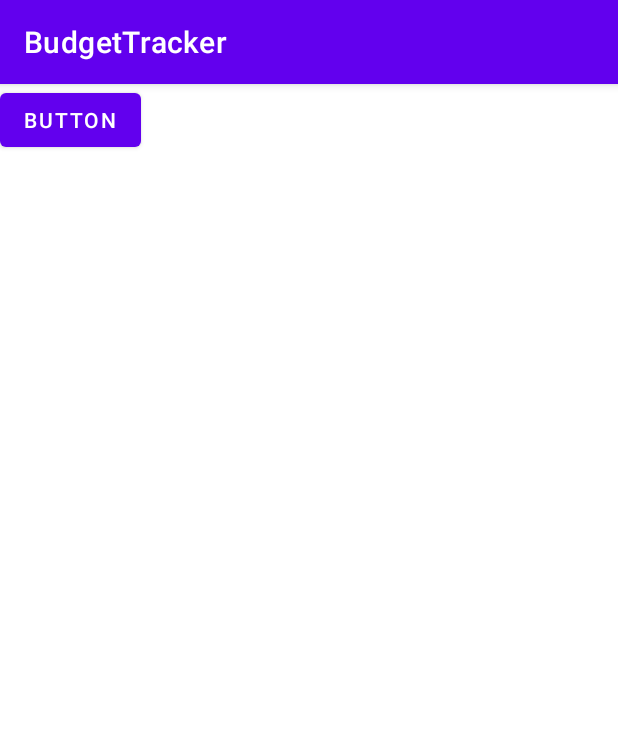
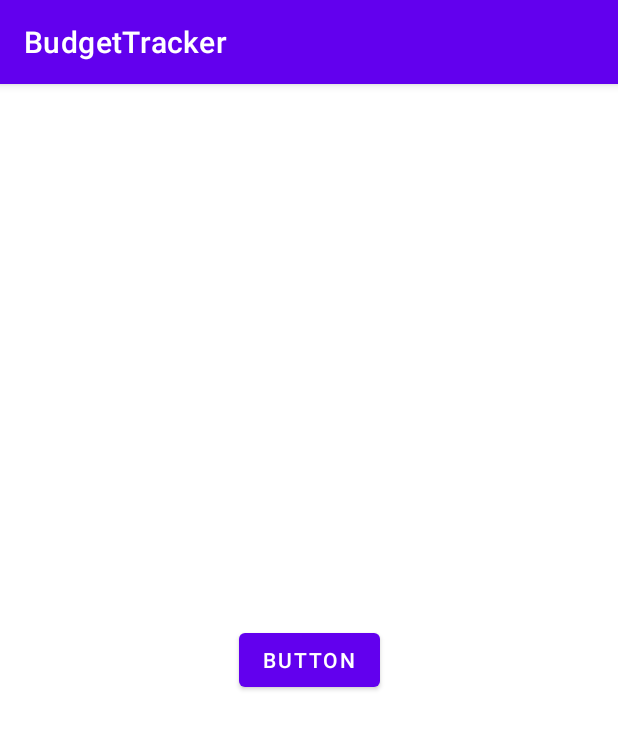
Before and after one commit to mayankk25/Budget-Tracker, an Android app: the screen it shows after launch (MainActivity), on a phone screen of 412 x 824 dp. Shown: the top 729 px of the screen. Run offline under Robolectric (Android 15) with nearby library versions, the phone set to English and light mode, and no system bars.

```diff
--- a/app/build.gradle
+++ b/app/build.gradle
@@ -1,6 +1,7 @@
 plugins {
     id 'com.android.application'
     id 'org.jetbrains.kotlin.android'
+    id 'com.google.gms.google-services'
 }
 
 android {
@@ -41,4 +42,7 @@ dependencies {
     testImplementation 'junit:junit:4.13.2'
     androidTestImplementation 'androidx.test.ext:junit:1.1.3'
     androidTestImplementation 'androidx.test.espresso:espresso-core:3.4.0'
+    // Import the Firebase BoM
+    implementation platform('com.google.firebase:firebase-bom:31.0.2')
+    implementation 'com.google.firebase:firebase-auth-ktx'
 }
--- a/app/src/main/res/layout/activity_main.xml
+++ b/app/src/main/res/layout/activity_main.xml
@@ -11,7 +11,9 @@
         android:layout_width="wrap_content"
         android:layout_height="wrap_content"
         android:text="Button"
-        tools:layout_editor_absoluteX="148dp"
-        tools:layout_editor_absoluteY="341dp" />
+        app:layout_constraintBottom_toBottomOf="parent"
+        app:layout_constraintEnd_toEndOf="parent"
+        app:layout_constraintStart_toStartOf="parent"
+        app:layout_constraintTop_toTopOf="parent" />
 
 </androidx.constraintlayout.widget.ConstraintLayout>
```
Also changed, not shown: build.gradle (+13 -0 lines), 1 other file.
